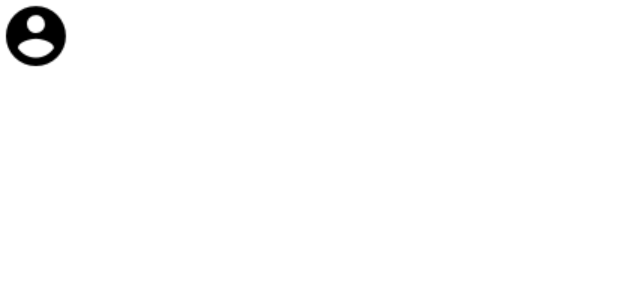
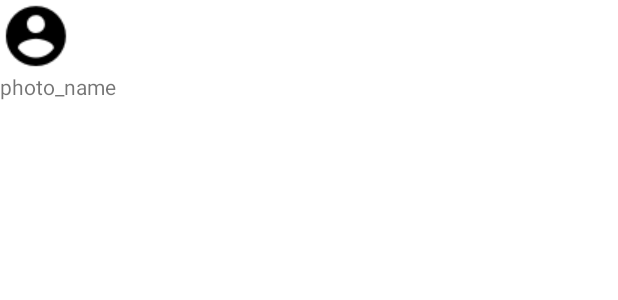
Before and after one commit to seungwoodev/MOOD, an Android app: the layout sample.xml on its own in the app's theme, with its tools: preview values and no code run, on a phone screen of 412 x 824 dp. Shown: the top 300 px of the screen. Run offline under Robolectric (Android 15) with nearby library versions, the phone set to English and light mode, and no system bars.

```diff
--- a/app/src/main/res/layout/activity_splash.xml
+++ b/app/src/main/res/layout/activity_splash.xml
@@ -10,6 +10,6 @@
         android:layout_width="200dp"
         android:layout_height="100dp"
         android:layout_gravity="center"
-        android:src="@drawable/mad" />
+        android:src="@drawable/mood" />
 
 </LinearLayout>
--- a/app/src/main/res/layout/sample.xml
+++ b/app/src/main/res/layout/sample.xml
@@ -1,7 +1,8 @@
 <?xml version="1.0" encoding="utf-8"?>
 <LinearLayout xmlns:android="http://schemas.android.com/apk/res/android"
     android:layout_width="match_parent"
-    android:layout_height="match_parent">
+    android:layout_height="match_parent"
+    android:orientation="vertical">
 
 
     <ImageView
@@ -9,5 +10,8 @@
         android:layout_width="wrap_content"
         android:layout_height="wrap_content"
         android:src="@drawable/per" />
-
+    <TextView
+        android:layout_width="match_parent"
+        android:layout_height="match_parent"
+        android:text="photo_name"/>
 </LinearLayout>
--- a/app/src/main/res/mipmap-anydpi-v26/ic_launcher.xml
+++ b/app/src/main/res/mipmap-anydpi-v26/ic_launcher.xml
@@ -1,5 +1,5 @@
 <?xml version="1.0" encoding="utf-8"?>
 <adaptive-icon xmlns:android="http://schemas.android.com/apk/res/android">
-    <background android:drawable="@drawable/mad" />
-    <foreground android:drawable="@drawable/mad" />
+    <background android:drawable="@drawable/mood" />
+    <foreground android:drawable="@drawable/mood" />
 </adaptive-icon>
--- a/app/src/main/res/mipmap-anydpi-v26/ic_launcher_round.xml
+++ b/app/src/main/res/mipmap-anydpi-v26/ic_launcher_round.xml
@@ -1,5 +1,5 @@
 <?xml version="1.0" encoding="utf-8"?>
 <adaptive-icon xmlns:android="http://schemas.android.com/apk/res/android">
-    <background android:drawable="@drawable/mad" />
-    <foreground android:drawable="@drawable/mad" />
+    <background android:drawable="@drawable/mood" />
+    <foreground android:drawable="@drawable/mood" />
 </adaptive-icon>
```
Also changed, not shown: app/src/main/java/com/example/project1/Fragment2.java (+7 -0 lines), app/src/main/java/com/example/project1/RecyclerAdapter.java (+6 -1 lines), app/src/main/res/drawable/mad.png (deleted), app/src/main/res/drawable/mood.jpg (added).
